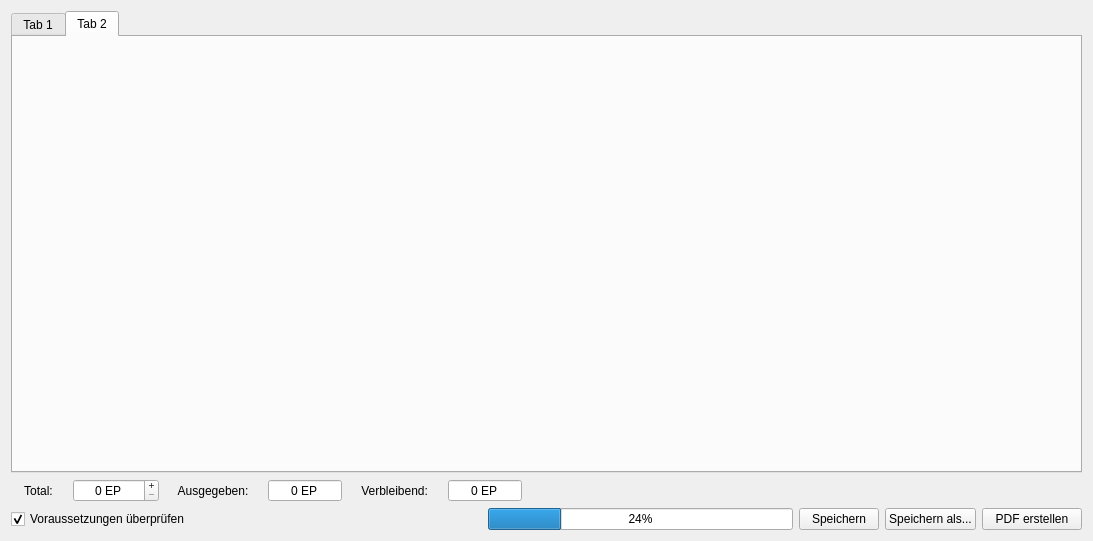
The window that designer/CharakterMain.ui (Aeolitus/Sephrasto) describes before a commit, drawn with Qt 5.
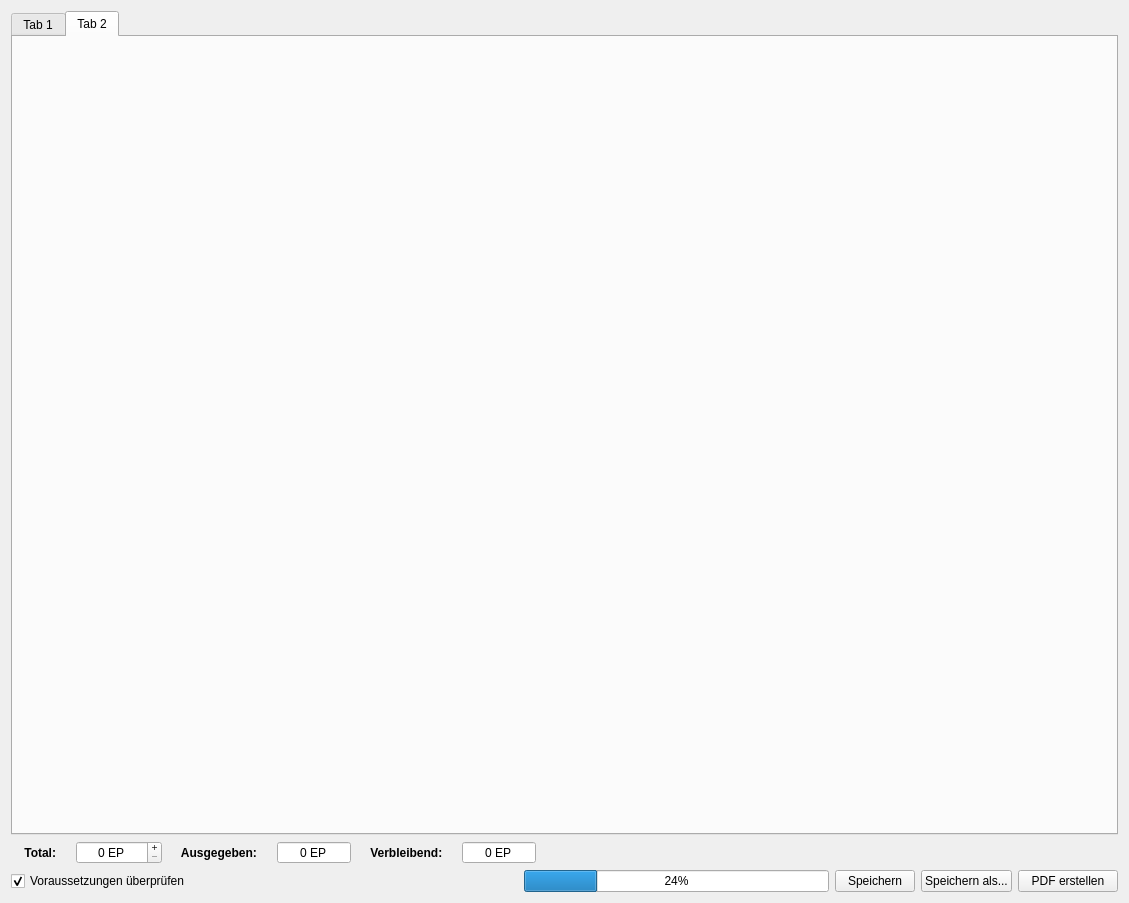
The same window after the commit.

Commit message: - Complete design overhaul (style, fonts, dialog/tab layouts) - Every window now remembers its size - Settings for charsheet, rule appending, rule size, houserule database are now stored per character. Added settings for displaying the pdf column on 'Übernatürliche Fertigkeiten' and for displaying the Finanzen Dropdown. - Weapon tab now shows the final stats for at/vt/tp - Vorteile tab now hides categories of which the character doesn't hasn't unlocked any Vorteile. - Simplified buildscript

What changed in the file:
```diff
--- a/designer/CharakterMain.ui
+++ b/designer/CharakterMain.ui
@@ -9,15 +9,83 @@
    <rect>
     <x>0</x>
     <y>0</y>
-    <width>1093</width>
-    <height>541</height>
+    <width>1129</width>
+    <height>903</height>
    </rect>
   </property>
   <property name="windowTitle">
    <string>Sephrasto - Charakter erstellen</string>
   </property>
   <layout class="QGridLayout" name="gridLayout">
-   <item row="3" column="0">
+   <item row="0" column="0">
+    <widget class="QScrollArea" name="scrollArea">
+     <property name="frameShape">
+      <enum>QFrame::NoFrame</enum>
+     </property>
+     <property name="widgetResizable">
+      <bool>true</bool>
+     </property>
+     <widget class="QWidget" name="scrollAreaWidgetContents">
+      <property name="geometry">
+       <rect>
+        <x>0</x>
+        <y>0</y>
+        <width>1107</width>
+        <height>815</height>
+       </rect>
+      </property>
+      <layout class="QVBoxLayout" name="verticalLayout_2">
+       <property name="leftMargin">
+        <number>0</number>
+       </property>
+       <property name="topMargin">
+        <number>0</number>
+       </property>
+       <property name="rightMargin">
+        <number>0</number>
+       </property>
+       <property name="bottomMargin">
+        <number>0</number>
+       </property>
+       <item>
+        <layout class="QVBoxLayout" name="verticalLayout">
+         <item>
+          <layout class="QHBoxLayout" name="horizontalLayout">
+           <item>
+            <widget class="QTabWidget" name="tabs">
+             <property name="tabPosition">
+              <enum>QTabWidget::North</enum>
+             </property>
+             <property name="currentIndex">
+              <number>1</number>
+             </property>
+             <property name="elideMode">
+              <enum>Qt::ElideRight</enum>
+             </property>
+             <property name="documentMode">
+              <bool>false</bool>
+             </property>
+             <widget class="QWidget" name="tab">
+              <attribute name="title">
+               <string>Tab 1</string>
+              </attribute>
+             </widget>
+             <widget class="QWidget" name="tab_2">
+              <attribute name="title">
+               <string>Tab 2</string>
+              </attribute>
+             </widget>
+            </widget>
+           </item>
+          </layout>
+         </item>
+        </layout>
+       </item>
+      </layout>
+     </widget>
+    </widget>
+   </item>
+   <item row="2" column="0">
     <layout class="QHBoxLayout" name="horizontalLayout_3">
      <item>
       <widget class="QCheckBox" name="checkReq">
@@ -104,42 +172,16 @@
      </item>
     </layout>
    </item>
-   <item row="0" column="0">
-    <layout class="QVBoxLayout" name="verticalLayout">
-     <item>
-      <layout class="QHBoxLayout" name="horizontalLayout">
-       <item>
-        <widget class="QTabWidget" name="tabs">
-         <property name="tabPosition">
-          <enum>QTabWidget::North</enum>
-         </property>
-         <property name="currentIndex">
-          <number>1</number>
-         </property>
-         <property name="elideMode">
-          <enum>Qt::ElideRight</enum>
-         </property>
-         <property name="documentMode">
-          <bool>false</bool>
-         </property>
-         <widget class="QWidget" name="tab">
-          <attribute name="title">
-           <string>Tab 1</string>
-          </attribute>
-         </widget>
-         <widget class="QWidget" name="tab_2">
-          <attribute name="title">
-           <string>Tab 2</string>
-          </attribute>
-         </widget>
-        </widget>
-       </item>
-      </layout>
-     </item>
-     <item>
+   <item row="1" column="0">
       <layout class="QHBoxLayout" name="horizontalLayout_2">
        <item>
         <widget class="QLabel" name="label">
+       <property name="font">
+        <font>
+         <weight>75</weight>
+         <bold>true</bold>
+        </font>
+       </property>
          <property name="text">
           <string>    Total:    </string>
          </property>
@@ -163,6 +205,12 @@
        </item>
        <item>
         <widget class="QLabel" name="label_3">
+       <property name="font">
+        <font>
+         <weight>75</weight>
+         <bold>true</bold>
+        </font>
+       </property>
          <property name="text">
           <string>    Ausgegeben:    </string>
          </property>
@@ -195,6 +243,12 @@
        </item>
        <item>
         <widget class="QLabel" name="label_2">
+       <property name="font">
+        <font>
+         <weight>75</weight>
+         <bold>true</bold>
+        </font>
+       </property>
          <property name="text">
           <string>    Verbleibend:    </string>
          </property>
@@ -240,8 +294,6 @@
           </size>
          </property>
         </spacer>
-       </item>
-      </layout>
      </item>
     </layout>
    </item>
```
Lines whose indentation alone changed are shown as unchanged. The commit also changes 106 other files.
